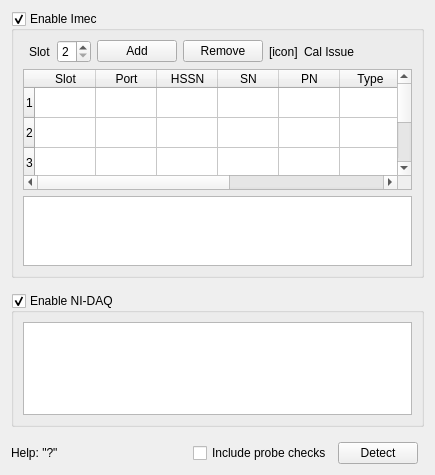
First picture: the form in Forms/DevicesTab.ui, repository billkarsh/SpikeGLX, before the edit.
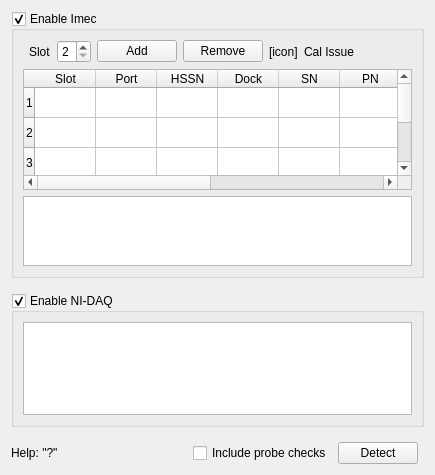
Second picture: the form after the edit.

What changed in the file:
```diff
--- a/Forms/DevicesTab.ui
+++ b/Forms/DevicesTab.ui
@@ -179,6 +179,11 @@
           <string>HSSN</string>
          </property>
         </column>
+        <column>
+         <property name="text">
+          <string>Dock</string>
+         </property>
+        </column>
         <column>
          <property name="text">
           <string>SN</string>
```
